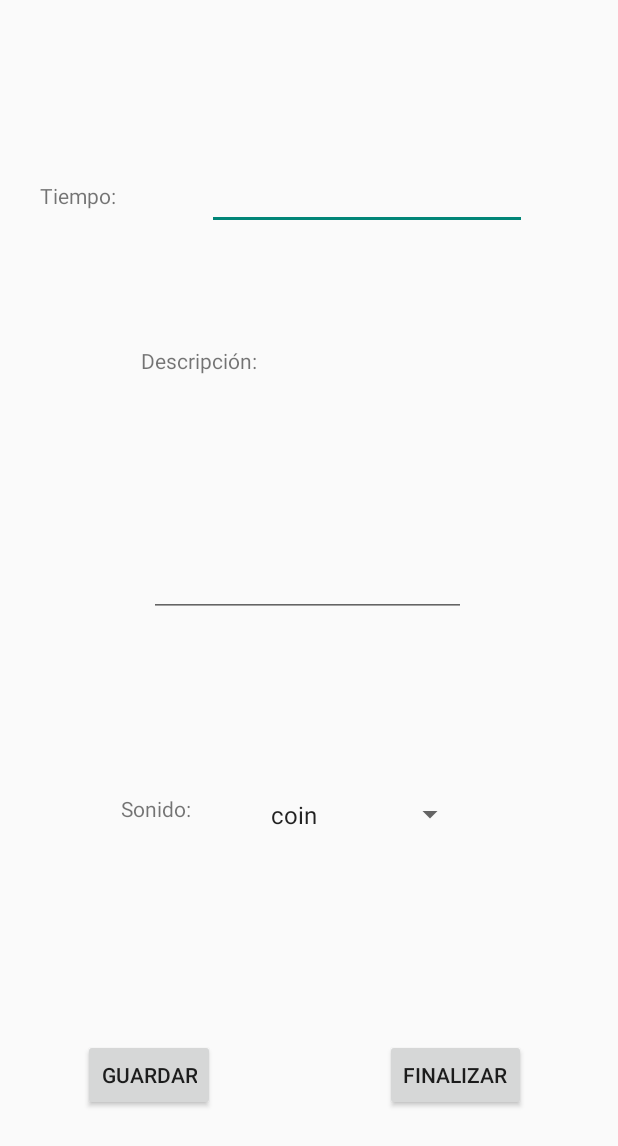
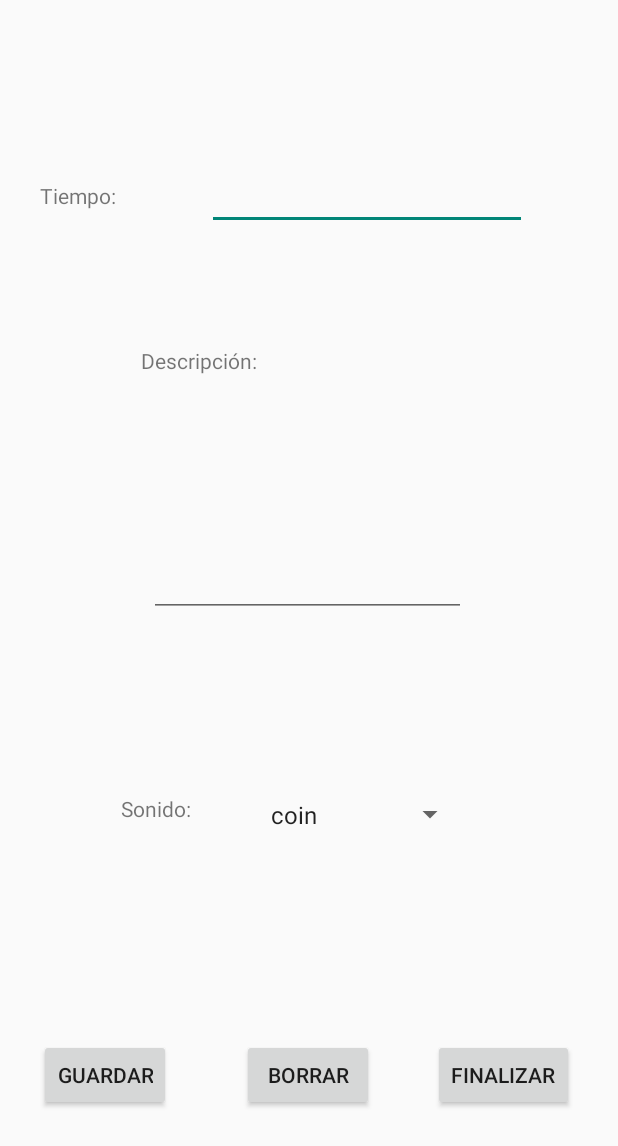
Before and after one commit to userVictoraso/PMDM3, an Android app: the MainActivity2 screen opened directly, with no data from a screen before it, on a phone screen of 412 x 824 dp. Shown: the top 1146 px of the screen. Run offline under Robolectric (Android 15) with nearby library versions, the phone set to English and light mode, and no system bars.

Commit message:
new commit

```diff
--- a/app/src/main/res/layout/activity_main2.xml
+++ b/app/src/main/res/layout/activity_main2.xml
@@ -52,7 +52,19 @@
         android:text="@string/buttonSave"
         app:layout_constraintBottom_toBottomOf="parent"
         app:layout_constraintEnd_toEndOf="parent"
-        app:layout_constraintHorizontal_bias="0.17"
+        app:layout_constraintHorizontal_bias="0.08"
+        app:layout_constraintStart_toStartOf="parent"
+        app:layout_constraintTop_toTopOf="parent"
+        app:layout_constraintVertical_bias="0.893" />
+
+    <Button
+        android:id="@+id/cleanButton"
+        android:layout_width="wrap_content"
+        android:layout_height="wrap_content"
+        android:text="@string/buttonClean"
+        app:layout_constraintBottom_toBottomOf="parent"
+        app:layout_constraintEnd_toEndOf="parent"
+        app:layout_constraintHorizontal_bias="0.498"
         app:layout_constraintStart_toStartOf="parent"
         app:layout_constraintTop_toTopOf="parent"
         app:layout_constraintVertical_bias="0.893" />
@@ -64,7 +76,7 @@
         android:text="@string/buttonFinish"
         app:layout_constraintBottom_toBottomOf="parent"
         app:layout_constraintEnd_toEndOf="parent"
-        app:layout_constraintHorizontal_bias="0.808"
+        app:layout_constraintHorizontal_bias="0.908"
         app:layout_constraintStart_toStartOf="parent"
         app:layout_constraintTop_toTopOf="parent"
         app:layout_constraintVertical_bias="0.893" />
--- a/app/src/main/res/values/strings.xml
+++ b/app/src/main/res/values/strings.xml
@@ -6,6 +6,7 @@
     <string name="textViewDescription">Descripción: </string>
     <string name="textViewSound">Sonido: </string>
     <string name="buttonSave">Guardar</string>
+    <string name="buttonClean">Borrar</string>
     <string name="buttonFinish">Finalizar</string>
 
 
```
Also changed, not shown: app/src/main/AndroidManifest.xml (+13 -14 lines), app/src/main/java/com/example/pareja_ramirez_victor_datos/Ejercicio2/Alarm/Alarm.java (added, +37 -0 lines), app/src/main/java/com/example/pareja_ramirez_victor_datos/Ejercicio2/AlarmActivity/AlarmActivity.java (added, +26 -0 lines), app/src/main/java/com/example/pareja_ramirez_victor_datos/Ejercicio2/MainActivity2.java (+100 -25 lines), app/src/main/res/layout/activity_alarm.xml (added, +9 -0 lines).
